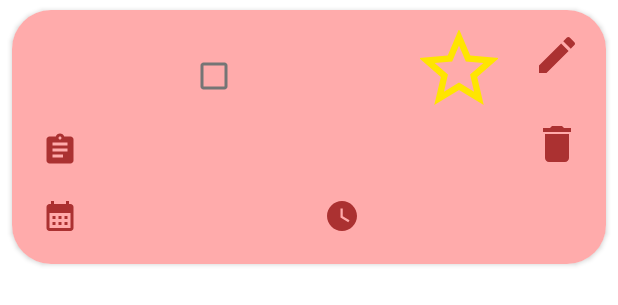
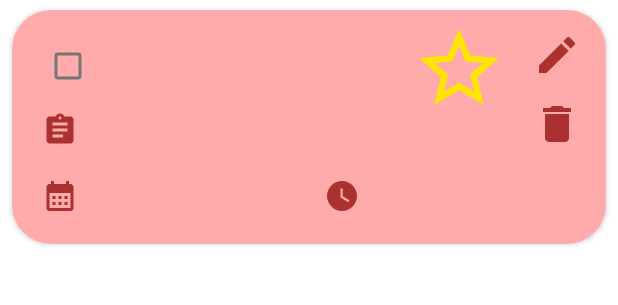
Before and after one commit to fayzaelsayed/TO-DO-App-CodSoft-Internship, an Android app: the layout task_item.xml on its own in the app's theme, with its tools: preview values and no code run, on a phone screen of 412 x 824 dp. Shown: the top 305 px of the screen. Run offline under Robolectric (Android 15) with nearby library versions, the phone set to English and light mode, and no system bars.

Commit message:
Final Commit

```diff
--- a/app/src/main/res/layout/task_item.xml
+++ b/app/src/main/res/layout/task_item.xml
@@ -33,8 +33,8 @@
 
                 <CheckBox
                     android:id="@+id/cb_item_task"
-                    android:layout_width="243dp"
-                    android:layout_height="61dp"
+                    android:layout_width="wrap_content"
+                    android:layout_height="wrap_content"
                     android:layout_marginStart="@dimen/_10sdp"
                     android:layout_marginTop="@dimen/_10sdp"
                     android:text="@{task.taskTitle}"
@@ -49,7 +49,7 @@
 
                 <TextView
                     android:id="@+id/tv_item_task_description"
-                    android:layout_width="0dp"
+                    android:layout_width="wrap_content"
                     android:layout_height="wrap_content"
                     android:drawableLeft="@drawable/task_description"
                     android:drawablePadding="@dimen/_5sdp"
```
